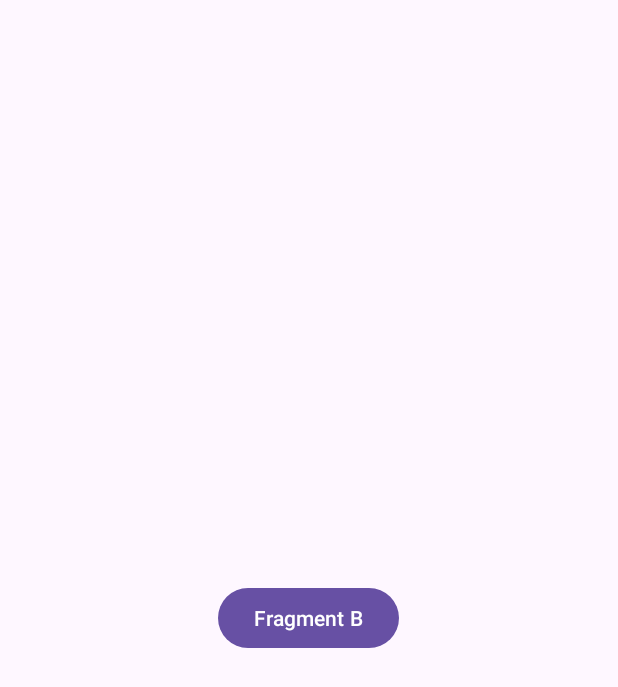
After one commit to DemonBoss1/Aston_intensiv_4, an Android app: the AFragment screen opened directly, with no data from a screen before it, on a phone screen of 412 x 824 dp. The commit adds this screen. Shown: the top 687 px of the screen. Run offline under Robolectric (Android 15) with nearby library versions, the phone set to English and light mode, and no system bars.

Commit message:
add AFragment

```diff
--- a/app/build.gradle.kts
+++ b/app/build.gradle.kts
@@ -5,12 +5,12 @@ plugins {
 
 android {
     namespace = "com.empire_mammoth.fragmentapplication"
-    compileSdk = 34
+    compileSdk = 35
 
     defaultConfig {
         applicationId = "com.empire_mammoth.fragmentapplication"
         minSdk = 24
-        targetSdk = 34
+        targetSdk = 35
         versionCode = 1
         versionName = "1.0"
 
--- /dev/null
+++ b/app/src/main/java/com/empire_mammoth/fragmentapplication/AFragment.kt
@@ -0,0 +1,23 @@
+package com.empire_mammoth.fragmentapplication
+
+import android.os.Bundle
+import androidx.fragment.app.Fragment
+import android.view.LayoutInflater
+import android.view.View
+import android.view.ViewGroup
+
+class AFragment : Fragment() {
+
+    override fun onCreateView(
+        inflater: LayoutInflater, container: ViewGroup?,
+        savedInstanceState: Bundle?
+    ): View? {
+        return inflater.inflate(R.layout.fragment_a, container, false)
+    }
+
+    companion object {
+
+        @JvmStatic
+        fun newInstance() = AFragment()
+    }
+}
--- a/app/src/main/java/com/empire_mammoth/fragmentapplication/FirstTaskActivity.kt
+++ b/app/src/main/java/com/empire_mammoth/fragmentapplication/FirstTaskActivity.kt
@@ -5,16 +5,18 @@ import androidx.activity.enableEdgeToEdge
 import androidx.appcompat.app.AppCompatActivity
 import androidx.core.view.ViewCompat
 import androidx.core.view.WindowInsetsCompat
+import com.empire_mammoth.fragmentapplication.databinding.ActivityFirstTaskBinding
+import com.empire_mammoth.fragmentapplication.databinding.ActivityMainBinding
 
 class FirstTaskActivity : AppCompatActivity() {
+    private lateinit var binding: ActivityFirstTaskBinding
     override fun onCreate(savedInstanceState: Bundle?) {
         super.onCreate(savedInstanceState)
-        enableEdgeToEdge()
-        setContentView(R.layout.activity_first_task)
-        ViewCompat.setOnApplyWindowInsetsListener(findViewById(R.id.main)) { v, insets ->
-            val systemBars = insets.getInsets(WindowInsetsCompat.Type.systemBars())
-            v.setPadding(systemBars.left, systemBars.top, systemBars.right, systemBars.bottom)
-            insets
-        }
+        binding = ActivityFirstTaskBinding.inflate(layoutInflater)
+        setContentView(binding.root)
+
+        supportFragmentManager.beginTransaction()
+            .replace(R.id.main, AFragment.newInstance())
+            .commit()
     }
 }
--- a/app/src/main/res/layout/activity_first_task.xml
+++ b/app/src/main/res/layout/activity_first_task.xml
@@ -1,5 +1,6 @@
 <?xml version="1.0" encoding="utf-8"?>
-<androidx.constraintlayout.widget.ConstraintLayout xmlns:android="http://schemas.android.com/apk/res/android"
+<FrameLayout
+    xmlns:android="http://schemas.android.com/apk/res/android"
     xmlns:app="http://schemas.android.com/apk/res-auto"
     xmlns:tools="http://schemas.android.com/tools"
     android:id="@+id/main"
@@ -7,4 +8,4 @@
     android:layout_height="match_parent"
     tools:context=".FirstTaskActivity">
 
-</androidx.constraintlayout.widget.ConstraintLayout>
+</FrameLayout>
--- /dev/null
+++ b/app/src/main/res/layout/fragment_a.xml
@@ -0,0 +1,14 @@
+<?xml version="1.0" encoding="utf-8"?>
+<FrameLayout xmlns:android="http://schemas.android.com/apk/res/android"
+    xmlns:tools="http://schemas.android.com/tools"
+    android:layout_width="match_parent"
+    android:layout_height="match_parent"
+    tools:context=".AFragment">
+
+    <Button
+        android:id="@+id/button"
+        android:layout_width="wrap_content"
+        android:layout_height="wrap_content"
+        android:text="Fragment B"
+        android:layout_gravity="center"/>
+</FrameLayout>
--- a/app/src/main/res/values/strings.xml
+++ b/app/src/main/res/values/strings.xml
@@ -1,3 +1,5 @@
 <resources>
     <string name="app_name">Fragment Application</string>
+    <!-- TODO: Remove or change this placeholder text -->
+    <string name="hello_blank_fragment">Hello blank fragment</string>
 </resources>
```
